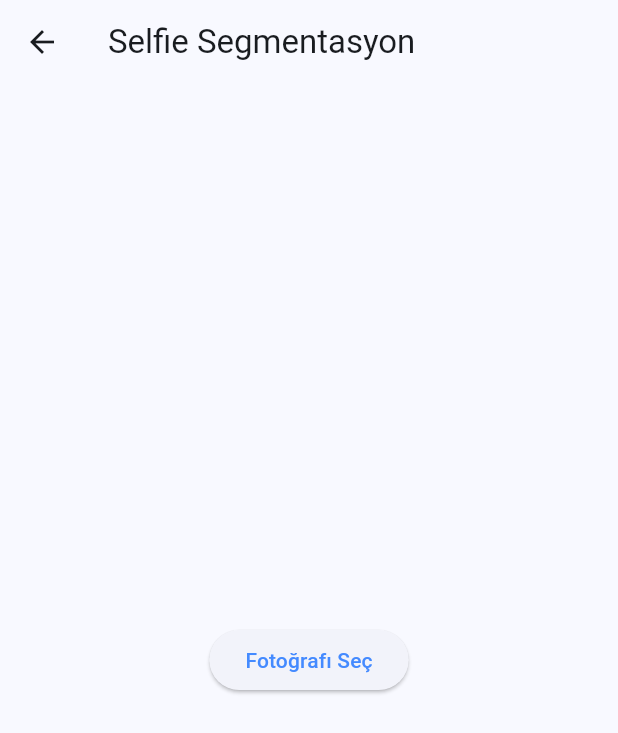
After one commit to edanurhmrc/google_ml_kit, a Flutter app: the screen it shows after launch, after a tap on "Selfie Segmentation", on a phone screen of 412 x 824 dp. The commit adds this screen. Shown: the top 733 px of the screen. Run offline on Flutter 3.47's test engine with Material 3 defaults, Android fonts, the phone set to English and light mode, and no system bars; our stand-ins replace image_picker; missing offline and left inert: google_ml_kit.

Commit message:
added selfie segmentation

```diff
--- a/lib/home_page.dart
+++ b/lib/home_page.dart
@@ -1,5 +1,6 @@
 import 'package:flutter/material.dart';
 import 'package:google_ml_kit_project/digital_ink_detection.dart';
+import 'package:google_ml_kit_project/selfie_segmentation.dart';
 import 'package:google_ml_kit_project/text_recognition.dart';
 
 class Homepage extends StatefulWidget {
@@ -55,6 +56,22 @@ class _HomepageState extends State<Homepage> {
                 );
               },
             ),
+            Divider(
+              color: Colors.grey[300],
+            ),
+            ListTile(
+              leading: const Icon(Icons.photo_camera_back_outlined),
+              title: const Text('Selfie Segmentation'),
+              textColor: Colors.blueAccent,
+              iconColor: Colors.blueAccent,
+              onTap: () {
+                Navigator.of(context).push(
+                  MaterialPageRoute(
+                    builder: (context) => const SelfieSeg(),
+                  ),
+                );
+              },
+            ),
           ],
         ),
       ),
--- /dev/null
+++ b/lib/selfie_segmentation.dart
@@ -0,0 +1,162 @@
+// ignore_for_file: avoid_print, library_private_types_in_public_api
+
+import 'dart:io';
+import 'dart:typed_data';
+import 'package:image/image.dart' as img;
+import 'package:flutter/material.dart';
+import 'package:google_ml_kit/google_ml_kit.dart';
+import 'package:image_picker/image_picker.dart';
+
+class SelfieSeg extends StatefulWidget {
+  const SelfieSeg({super.key});
+
+  @override
+  _SelfieSegState createState() => _SelfieSegState();
+}
+
+class _SelfieSegState extends State<SelfieSeg> {
+  File? _imageFile;
+  bool _isImageLoaded = false;
+  SelfieSegmenter? _selfieSegmenter; // SelfieSegmenter nesnesi
+  bool? _isSegmenting; // Segmentasyon işlemi başlatıldı mı
+  Uint8List? _segmentationResult; // Segmentasyon sonucu
+
+  @override
+  void initState() {
+    super.initState();
+    // SelfieSegmenter nesnesi oluşturuluyor.Segmentasyon işlemi başlatılmamış durumda
+    _selfieSegmenter =
+        SelfieSegmenter(mode: SegmenterMode.stream, enableRawSizeMask: true);
+    _isSegmenting = false;
+  }
+
+  @override
+  void dispose() {
+    _selfieSegmenter?.close();
+    super.dispose();
+  }
+
+  // Fotoğraf seçme
+  Future<void> _pickImage() async {
+    final picker = ImagePicker();
+    final pickedFile = await picker.pickImage(source: ImageSource.gallery);
+
+    if (pickedFile != null) {
+      setState(() {
+        _imageFile = File(pickedFile.path);
+        _isImageLoaded = true;
+        _segmentationResult = null;
+      });
+    }
+  }
+
+  // Segmentasyon işlemi
+  Future<void> _segmentImage() async {
+    if (_imageFile == null || _selfieSegmenter == null) {
+      return;
+    }
+    setState(() {
+      _isSegmenting = true; // Segmentasyon işlemi başlatılıyor
+    });
+
+    final inputImage = InputImage.fromFile(_imageFile!);
+
+    try {
+      final segmentationMask = await _selfieSegmenter?.processImage(inputImage); // Segmentasyon işlemi yapılıyor
+      if (segmentationMask == null) {
+        print("Segmentation mask is null");
+        return;
+      }
+
+      final resultImage =
+          await _createSegmentationResultImage(segmentationMask);
+
+      setState(() {
+        _segmentationResult = resultImage; // Segmentasyon sonucu atanıyor
+      });
+    } catch (e) {
+      print("Error during segmentation: $e");
+    } finally {
+      setState(() {
+        _isSegmenting = false; // Segmentasyon işlemi tamamlandı
+      });
+    }
+  }
+
+  // Segmentasyon sonucu
+  Future<Uint8List> _createSegmentationResultImage(
+      SegmentationMask segmentationMask) async {
+    try {
+      final inputBytes = await _imageFile!.readAsBytes();
+      final inputImage = img.decodeImage(inputBytes)!;
+      final resizedImage = img.copyResize(inputImage,
+          width: segmentationMask.width, height: segmentationMask.height);
+
+      for (var y = 0; y < segmentationMask.height; y++) {
+        for (var x = 0; x < segmentationMask.width; x++) {
+          // Pikselin ön plan mı arka plan mı olduğu kontrol ediliyor
+          final isForeground =
+              segmentationMask.confidences[y * segmentationMask.width + x] >
+                  0.5;
+          if (!isForeground) {
+            resizedImage.setPixelRgba(x, y, 255, 255, 255, 0);
+          }
+        }
+      }
+
+      final outputBytes = img.encodePng(resizedImage);
+      return outputBytes;
+    } catch (e) {
+      print("Error during image processing: $e");
+      throw Exception(e);
+    }
+  }
+
+  @override
+  Widget build(BuildContext context) {
+    return Scaffold(
+      appBar: AppBar(
+        title: const Text('Selfie Segmentasyon'),
+      ),
+      body: Center(
+        child: SizedBox(
+          // width: 500,
+          // height: 500,
+          child: Column(
+            mainAxisAlignment: MainAxisAlignment.center,
+            children: <Widget>[
+              if (!_isImageLoaded)
+                ElevatedButton(
+                  onPressed: _pickImage,
+                  child: const Text('Fotoğrafı Seç'),
+                ),
+              if (_isImageLoaded && _segmentationResult == null)
+                Padding(
+                  padding: const EdgeInsets.all(8.0),
+                  child: Image.file(
+                    _imageFile!,
+                    width: MediaQuery.of(context).size.width * 0.8,
+                    height: 500,
+                  ),
+                ),
+              if (_segmentationResult != null)
+                Padding(
+                  padding: const EdgeInsets.all(8.0),
+                  child: Image.memory(_segmentationResult!),
+                ),
+              if (_isSegmenting == true) const CircularProgressIndicator(),
+              if (_isImageLoaded && _isSegmenting == false)
+                ElevatedButton(
+                  onPressed:
+                      _segmentationResult != null ? _pickImage : _segmentImage,
+                  child: Text(_segmentationResult != null
+                      ? 'Fotoğrafı Değiştir'
+                      : 'Selfie Segmentasyonu Başlat'),
+                ),
+            ],
+          ),
+        ),
+      ),
+    );
+  }
+}
--- a/pubspec.yaml
+++ b/pubspec.yaml
@@ -15,7 +15,6 @@ dependencies:
   google_ml_kit: ^0.16.3
   image: ^4.1.7
   image_picker: ^1.0.7
-  google_mlkit_digital_ink_recognition: ^0.10.0
 
 dev_dependencies:
   flutter_test:
```
Also changed, not shown: lib/barcode_scanning.dart (deleted, +0 -15 lines), lib/digital_ink_detection.dart (+4 -4 lines), lib/selfie_segmenter.dart (added, +62 -0 lines), pubspec.lock, 2 other files.
